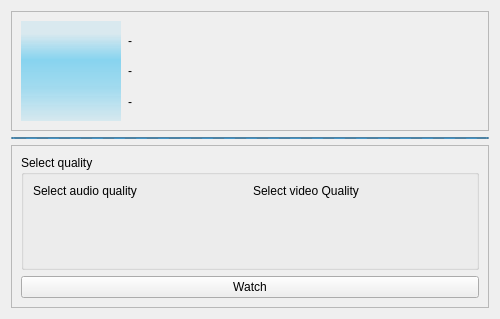
Above: videooption.ui from keshavbhatt/olivia before the change. Below: the same form after it.
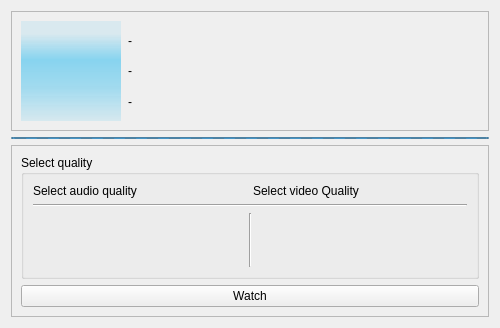
That is the form after the change. Icons and pictures are not drawn. Custom widgets are drawn as their Qt base class.

Commit message: Video Option Widget Enhancement

```diff
--- a/videooption.ui
+++ b/videooption.ui
@@ -216,6 +216,13 @@
            </item>
           </layout>
          </item>
+         <item>
+          <widget class="Line" name="line_2">
+           <property name="orientation">
+            <enum>Qt::Horizontal</enum>
+           </property>
+          </widget>
+         </item>
          <item>
           <layout class="QHBoxLayout" name="horizontalLayout_5">
            <property name="topMargin">
@@ -257,8 +264,8 @@
                <rect>
                 <x>0</x>
                 <y>0</y>
-                <width>222</width>
-                <height>69</height>
+                <width>218</width>
+                <height>61</height>
                </rect>
               </property>
               <layout class="QVBoxLayout" name="verticalLayout_6">
@@ -276,6 +283,13 @@
              </widget>
             </widget>
            </item>
+           <item>
+            <widget class="Line" name="line">
+             <property name="orientation">
+              <enum>Qt::Vertical</enum>
+             </property>
+            </widget>
+           </item>
            <item>
             <widget class="QScrollArea" name="scrollArea_2">
              <property name="styleSheet">
@@ -309,8 +323,8 @@
                <rect>
                 <x>0</x>
                 <y>0</y>
-                <width>221</width>
-                <height>69</height>
+                <width>217</width>
+                <height>61</height>
                </rect>
               </property>
               <layout class="QVBoxLayout" name="verticalLayout_7">
```
The commit also changes 3 other files.
